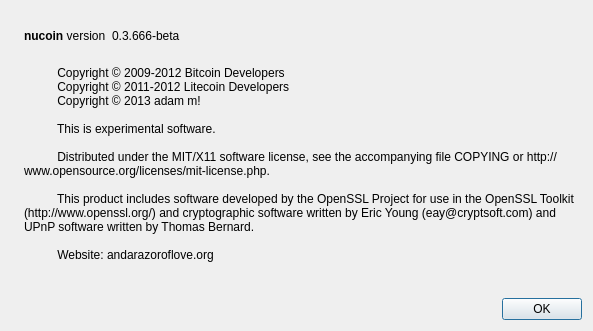
Old version of the form src/qt/forms/aboutdialog.ui in the repository nucoin/nucoin-qt.
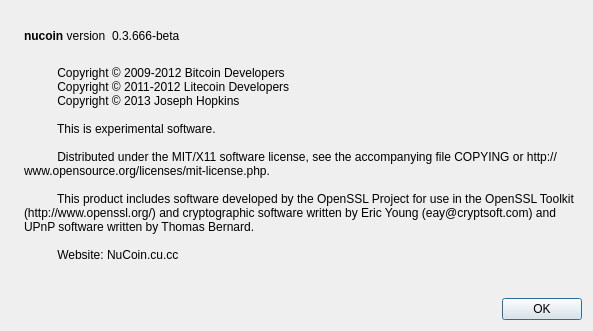
New version of the form. Icons and pictures are not drawn.

Commit message: Changed some of the visuals and added checkpoints

Patch:
```diff
--- a/src/qt/forms/aboutdialog.ui
+++ b/src/qt/forms/aboutdialog.ui
@@ -97,7 +97,7 @@
         <string>
           Copyright © 2009-2012 Bitcoin Developers
           Copyright © 2011-2012 Litecoin Developers
-          Copyright © 2013 adam m!
+          Copyright © 2013 Joseph Hopkins
 
           This is experimental software.
 
@@ -105,7 +105,7 @@
 
           This product includes software developed by the OpenSSL Project for use in the OpenSSL Toolkit (http://www.openssl.org/) and cryptographic software written by Eric Young (eay@cryptsoft.com) and UPnP software written by Thomas Bernard.
 
-          Website: andarazoroflove.org
+          Website: NuCoin.cu.cc
         </string>
        </property>
        <property name="wordWrap">
```
The commit also changes 1 other file.
